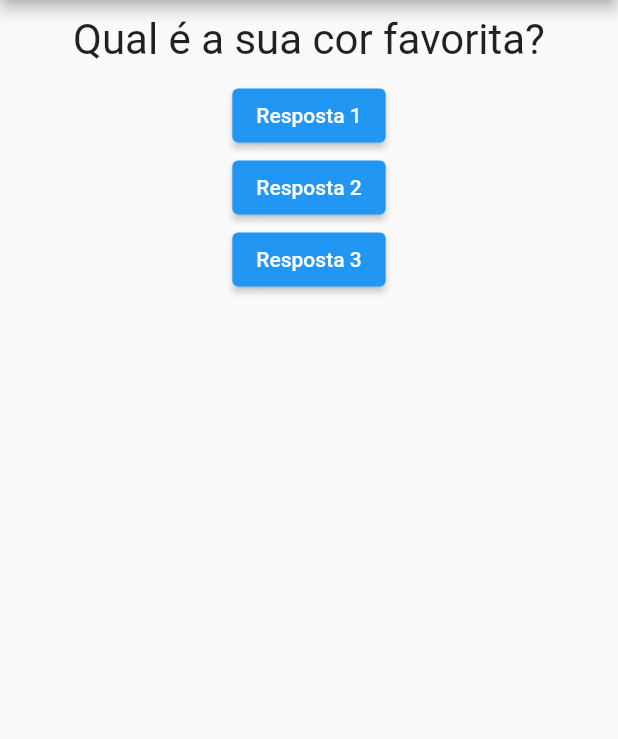
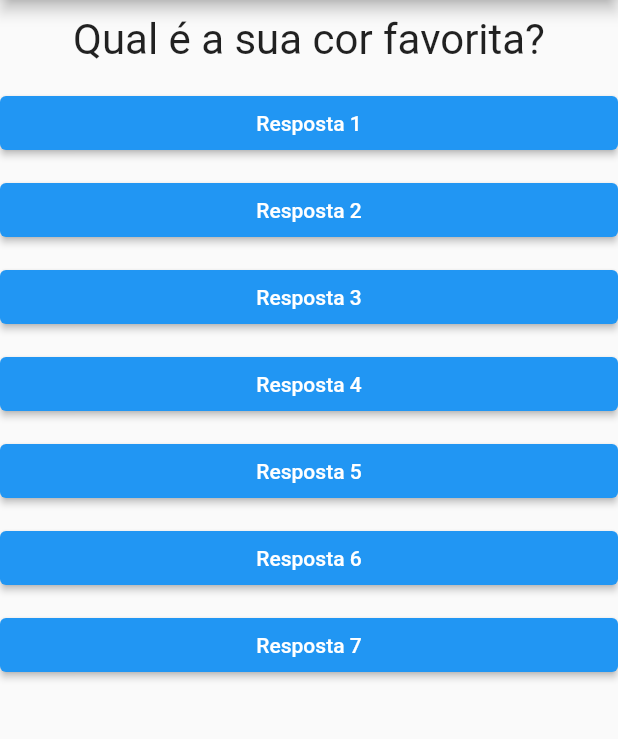
Before and after one commit to Jo-Analyst/projeto_perguntas, a Flutter app: the screen it shows after launch, on a phone screen of 412 x 824 dp, the part 84-823 px from its top. Run offline on Flutter 3.47's test engine with Material 2 defaults, Android fonts, the phone set to English and light mode, and no system bars.

Commit message:
49. Passando Função Callback

```diff
--- a/lib/main.dart
+++ b/lib/main.dart
@@ -2,6 +2,7 @@
 
 import 'package:flutter/material.dart';
 import './questao.dart';
+import './resposta.dart';
 
 void main() {
   runApp(const PerguntaApp());
@@ -14,8 +15,6 @@ class _PerguntaAppState extends State<PerguntaApp> {
     setState(() {
       _perguntaSelecionada++;
     });
-    // ignore: avoid_print
-    print(_perguntaSelecionada);
   }
 
   @override
@@ -25,7 +24,9 @@ class _PerguntaAppState extends State<PerguntaApp> {
       'Qual é o seu animal favorito?',
       "Qual é o seu time favorito?",
       "Qual é o seu melhor amigo?",
-      "Qual é o seu robbie favorito?"
+      "Qual é o seu robbie favorito?",
+      "Qual esporte favorito?",
+      "Qual a sua primeira liguagem programação?"
     ];
 
     return MaterialApp(
@@ -36,12 +37,13 @@ class _PerguntaAppState extends State<PerguntaApp> {
         body: Column(
           children: [
             Questao(perguntas[_perguntaSelecionada]),
-            ElevatedButton(
-                onPressed: _responder, child: const Text('Resposta 1')),
-            ElevatedButton(
-                onPressed: _responder, child: const Text('Resposta 2')),
-            ElevatedButton(
-                onPressed: _responder, child: const Text('Resposta 3')),
+            Resposta("Resposta 1", _responder),
+            Resposta("Resposta 2", _responder),
+            Resposta("Resposta 3", _responder),
+            Resposta("Resposta 4", _responder),
+            Resposta("Resposta 5", _responder),
+            Resposta("Resposta 6", _responder),
+            Resposta("Resposta 7", _responder),
           ],
         ),
       ),
--- /dev/null
+++ b/lib/resposta.dart
@@ -0,0 +1,25 @@
+import 'package:flutter/material.dart';
+
+class Resposta extends StatelessWidget {
+  final String texto;
+  final void Function() quandoSelecionado;
+  const Resposta(this.texto, this.quandoSelecionado, {super.key});
+
+  @override
+  Widget build(BuildContext context) {
+    return Container(
+      margin: const EdgeInsets.fromLTRB(0, 5 , 0, 5),
+      child: SizedBox(
+        width: double.infinity,
+        child: ElevatedButton(
+          style: ElevatedButton.styleFrom(
+            backgroundColor: Colors.blue,
+            foregroundColor: Colors.white,
+          ),
+          onPressed: quandoSelecionado,
+          child: Text(texto),
+        ),
+      ),
+    );
+  }
+}
```
